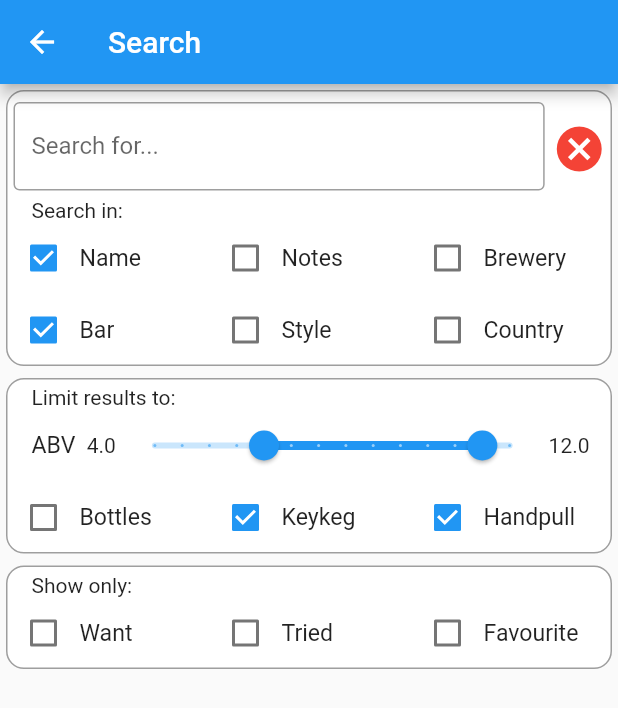
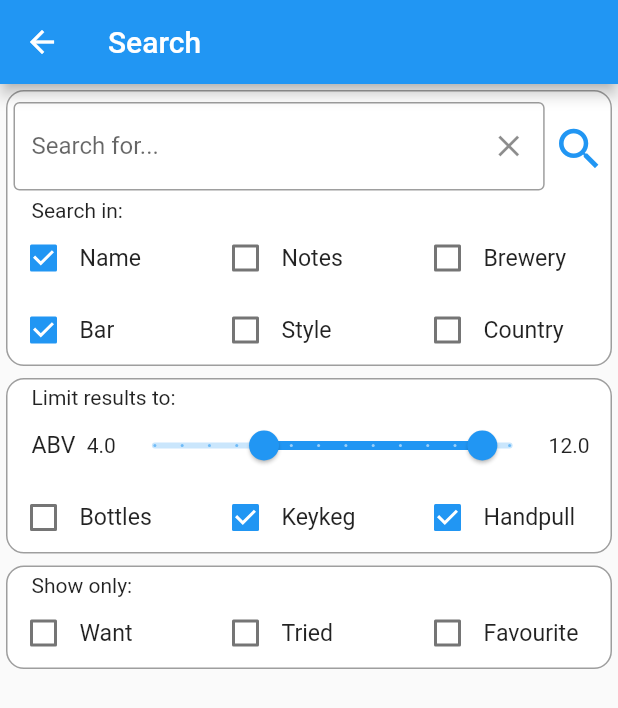
Before and after one commit to dave-co/gbbf_beer_app, a Flutter app: the screen it shows after launch, after a tap on the "search" icon, on a phone screen of 412 x 824 dp. Shown: the top 708 px of the screen. Run offline on Flutter 3.47's test engine with Material 2 defaults, Android fonts, the phone set to English and light mode, and no system bars; our stand-ins replace flutter_hooks, shared_preferences.

Commit message:
change clear button to search button

```diff
--- a/lib/search.dart
+++ b/lib/search.dart
@@ -95,8 +95,8 @@ class _CreateSearchState extends State<Search> {
 
   @override
   Widget build(BuildContext context) {
-    return WillPopScope(
-        onWillPop: () async {
+
+     _back () async {
       Navigator.pop(
           context,
           SearchData(
@@ -116,9 +116,11 @@ class _CreateSearchState extends State<Search> {
               onlyShowFavourites,
               onlyShowTried));
       return false;
-        },
+    }
+
+    return WillPopScope(
+        onWillPop: _back,
         child: Scaffold(
-          // resizeToAvoidBottomInset: false,
             appBar: AppBar(title: const Text('Search')),
             body: SingleChildScrollView(
                 child: Column(
@@ -142,8 +144,15 @@ class _CreateSearchState extends State<Search> {
                                             const EdgeInsets.only(top: 8, left: 5, bottom: 5),
                                         child: TextField(
                                           controller: searchTextController,
-                                          decoration: const InputDecoration(
-                                              border: OutlineInputBorder(),
+                                          decoration: InputDecoration(
+                                            suffixIcon: IconButton(
+                                                onPressed: (){
+                                                  setState(() {
+                                                    searchTextController.text = '';
+                                                  });
+                                                },
+                                                icon: const Icon(Icons.clear)),
+                                              border: const OutlineInputBorder(),
                                               labelText: 'Search for...'),
                                         ),
                                       )
@@ -153,14 +162,10 @@ class _CreateSearchState extends State<Search> {
                                       child: Padding(
                                           padding: const EdgeInsets.only(top: 6, left: 5, right: 8),
                                           child: GestureDetector(
-                                              onTap: () {
-                                                setState(() {
-                                                  searchTextController.text = '';
-                                                });
-                                              },
+                                              onTap: _back,
                                               child: const Icon(
-                                                Icons.cancel,
-                                                color: Colors.red,
+                                                Icons.search,
+                                                color: Colors.blue,
                                                 size: 36,
                                               )
                                           )
```
Lines whose indentation alone changed are shown as unchanged.
